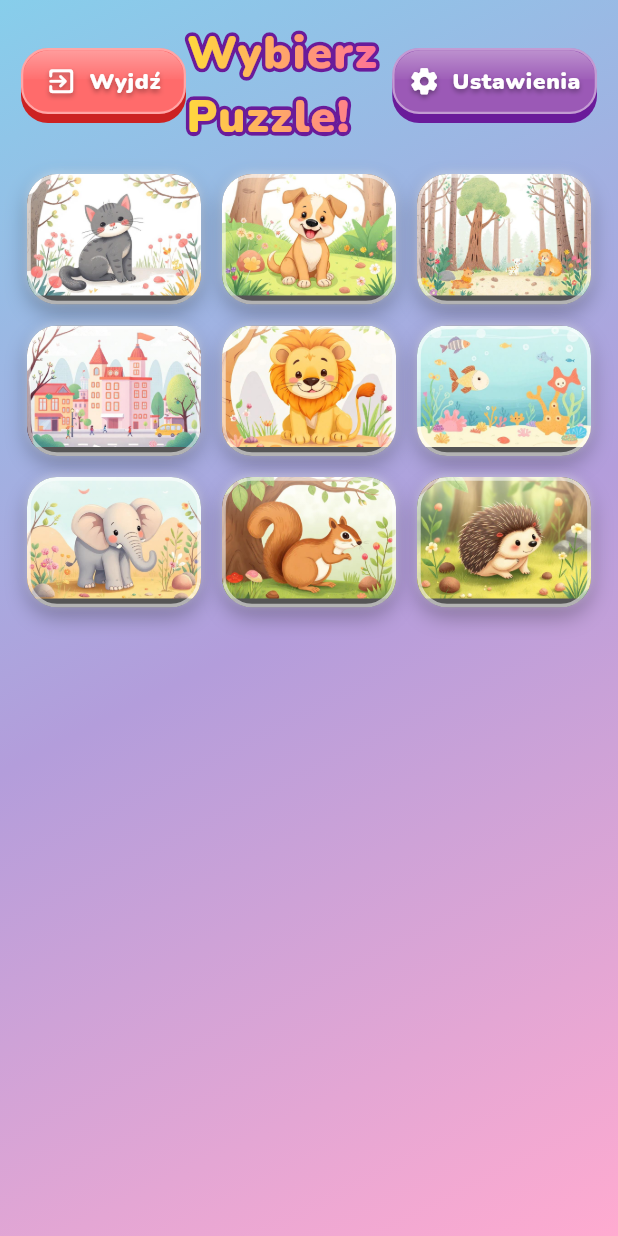
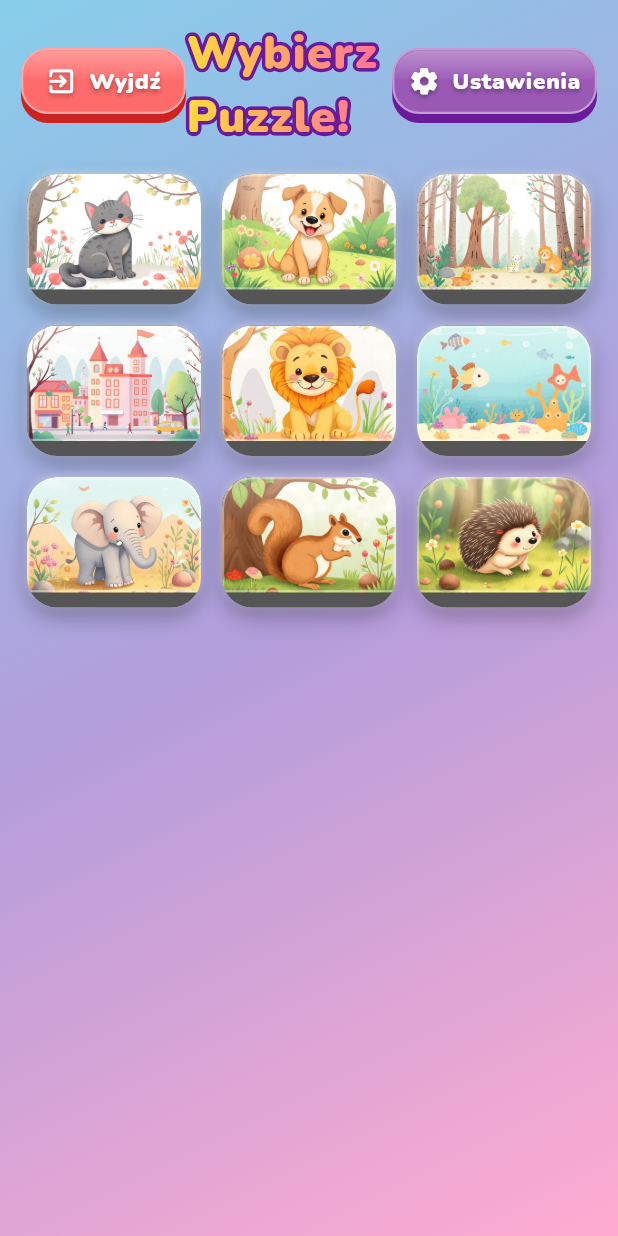
Before and after one commit to arogut/lily-jigsaw-puzzle, a Flutter app: the screen it shows after launch, on a phone screen of 412 x 824 dp. Run offline on Flutter 3.47's test engine with Material 3 defaults, Android fonts, the phone set to English and light mode, and no system bars; our stand-ins replace audioplayers, google_fonts, palette_generator, shared_preferences.

Commit message:
Improve thumbnail 3D effect, stars size/alignment, ambilight colour

```diff
--- a/lib/core/widgets/puzzle_thumbnail.dart
+++ b/lib/core/widgets/puzzle_thumbnail.dart
@@ -6,10 +6,11 @@ import 'package:palette_generator/palette_generator.dart';
 /// A 3-D cartoon-style puzzle thumbnail matching the visual language of
 /// GameButton.
 ///
-/// The "raised edge" at the bottom is tinted with the image's dominant colour
-/// (darkened ~30 %), giving each card a unique, physical feel. Palette
-/// extraction is cached per asset path so each image is sampled only once per
-/// app session.
+/// The "raised edge" at the bottom is tinted with an ambilight colour derived
+/// by sampling the outer edges of the image (bottom, left, right strips).
+/// This mirrors the dominant hue visible near those edges, giving each card a
+/// unique, physical feel. Palette extraction is cached per asset path so each
+/// image is sampled only once per app session.
 ///
 /// Supply [edgeColor] in tests (or to hard-code a colour) to bypass the async
 /// palette computation.
@@ -19,7 +20,7 @@ class PuzzleThumbnail extends StatefulWidget {
     required this.cornerRadius,
     super.key,
     this.overlay,
-    this.edgeDepth = 6.0,
+    this.edgeDepth = 10.0,
     this.edgeColor,
   });
 
@@ -72,11 +73,36 @@ class _PuzzleThumbnailState extends State<PuzzleThumbnail> {
     }
 
     try {
-      final palette = await PaletteGenerator.fromImageProvider(
-        AssetImage(path),
-        size: const Size(100, 75), // small sample for performance
-      );
-      final base = palette.dominantColor?.color ?? const Color(0xFF555555);
+      // Ambilight effect: sample outer edge strips of the image — bottom 30%,
+      // left 20%, and right 20% — then average the vibrant/dominant colour
+      // from each region. This makes the edge glow with the hues actually
+      // visible near the borders rather than the most-repeated colour overall.
+      const size = Size(120, 90);
+      final palettes = await Future.wait([
+        PaletteGenerator.fromImageProvider(
+          AssetImage(path),
+          size: size,
+          region: const Rect.fromLTWH(0, 63, 120, 27), // bottom 30 %
+        ),
+        PaletteGenerator.fromImageProvider(
+          AssetImage(path),
+          size: size,
+          region: const Rect.fromLTWH(0, 0, 24, 90), // left 20 %
+        ),
+        PaletteGenerator.fromImageProvider(
+          AssetImage(path),
+          size: size,
+          region: const Rect.fromLTWH(96, 0, 24, 90), // right 20 %
+        ),
+      ]);
+
+      final colors = palettes
+          .map((p) => p.vibrantColor?.color ?? p.dominantColor?.color)
+          .whereType<Color>()
+          .toList();
+
+      final base =
+          colors.isEmpty ? const Color(0xFF555555) : _averageColor(colors);
       final edge = _darken(base);
       PuzzleThumbnail._cache[path] = edge;
       if (mounted) setState(() => _edgeColor = edge);
@@ -86,7 +112,15 @@ class _PuzzleThumbnailState extends State<PuzzleThumbnail> {
     }
   }
 
-  static Color _darken(Color c, [double amount = 0.28]) {
+  /// Returns the average of [colors] in linear RGB space.
+  static Color _averageColor(List<Color> colors) {
+    final r = colors.map((c) => c.r).reduce((a, b) => a + b) / colors.length;
+    final g = colors.map((c) => c.g).reduce((a, b) => a + b) / colors.length;
+    final b = colors.map((c) => c.b).reduce((a, b) => a + b) / colors.length;
+    return Color.from(alpha: 1.0, red: r, green: g, blue: b);
+  }
+
+  static Color _darken(Color c, [double amount = 0.20]) {
     final hsl = HSLColor.fromColor(c);
     return hsl.withLightness((hsl.lightness - amount).clamp(0.0, 1.0)).toColor();
   }
@@ -96,14 +130,20 @@ class _PuzzleThumbnailState extends State<PuzzleThumbnail> {
     // Neutral fallback shown while the palette is being computed.
     final edgeColor = _edgeColor ?? const Color(0xFF555555);
     final br = BorderRadius.circular(widget.cornerRadius);
+    final faceRadius = BorderRadius.only(
+      topLeft: Radius.circular(widget.cornerRadius),
+      topRight: Radius.circular(widget.cornerRadius),
+      bottomLeft: const Radius.circular(3),
+      bottomRight: const Radius.circular(3),
+    );
 
     return ClipRRect(
       borderRadius: br,
       child: Stack(
         fit: StackFit.expand,
         children: [
-          // 3-D base layer — the edge colour fills the whole card and peeks
-          // out at the bottom beneath the image face.
+          // 3-D base layer — the ambilight edge colour fills the whole card
+          // and peeks out at the bottom beneath the image face.
           Positioned.fill(
             child: DecoratedBox(
               decoration: BoxDecoration(color: edgeColor, borderRadius: br),
@@ -117,16 +157,13 @@ class _PuzzleThumbnailState extends State<PuzzleThumbnail> {
             right: 0,
             bottom: widget.edgeDepth,
             child: ClipRRect(
-              borderRadius: BorderRadius.only(
-                topLeft: Radius.circular(widget.cornerRadius),
-                topRight: Radius.circular(widget.cornerRadius),
-              ),
+              borderRadius: faceRadius,
               child: Stack(
                 fit: StackFit.expand,
                 children: [
                   Image.asset(widget.assetPath, fit: BoxFit.cover),
 
-                  // Top gloss highlight (mimics GameButton's sheen)
+                  // Top gloss highlight (mimics GameButton's sheen).
                   const Positioned(
                     top: 0,
                     left: 0,
@@ -144,20 +181,21 @@ class _PuzzleThumbnailState extends State<PuzzleThumbnail> {
                   ),
 
                   if (widget.overlay != null) widget.overlay!,
+
+                  // White border on the face only — same visual language as
+                  // GameButton's face border.
+                  Positioned.fill(
+                    child: DecoratedBox(
+                      decoration: BoxDecoration(
+                        borderRadius: faceRadius,
+                        border: Border.all(
+                          color: Colors.white.withValues(alpha: 0.40),
+                          width: 1.5,
+                        ),
+                      ),
+                    ),
+                  ),
                 ],
-              ),
-            ),
-          ),
-
-          // White border overlay (same style as GameButton's border)
-          Positioned.fill(
-            child: DecoratedBox(
-              decoration: BoxDecoration(
-                borderRadius: br,
-                border: Border.all(
-                  color: Colors.white.withValues(alpha: 0.55),
-                  width: 2.5,
-                ),
               ),
             ),
           ),
--- a/lib/screens/image_selection_screen.dart
+++ b/lib/screens/image_selection_screen.dart
@@ -197,17 +197,21 @@ class _ImageCardState extends State<_ImageCard>
           child: PuzzleThumbnail(
             assetPath: widget.image.assetPath,
             cornerRadius: 20,
-            overlay: Positioned(
-              top: 5,
-              right: 5,
+            overlay: Align(
               child: FutureBuilder<int>(
                 future: CompletionService().getStars(widget.image.uuid),
                 builder: (context, snap) {
                   final stars = snap.data ?? 0;
                   if (stars == 0) return const SizedBox.shrink();
-                  return Row(
-                    mainAxisSize: MainAxisSize.min,
-                    children: List.generate(stars, (_) => const Star3d()),
+                  return FittedBox(
+                    fit: BoxFit.scaleDown,
+                    child: Row(
+                      mainAxisSize: MainAxisSize.min,
+                      children: List.generate(
+                        stars,
+                        (_) => const Star3d(size: 56),
+                      ),
+                    ),
                   );
                 },
               ),
```
